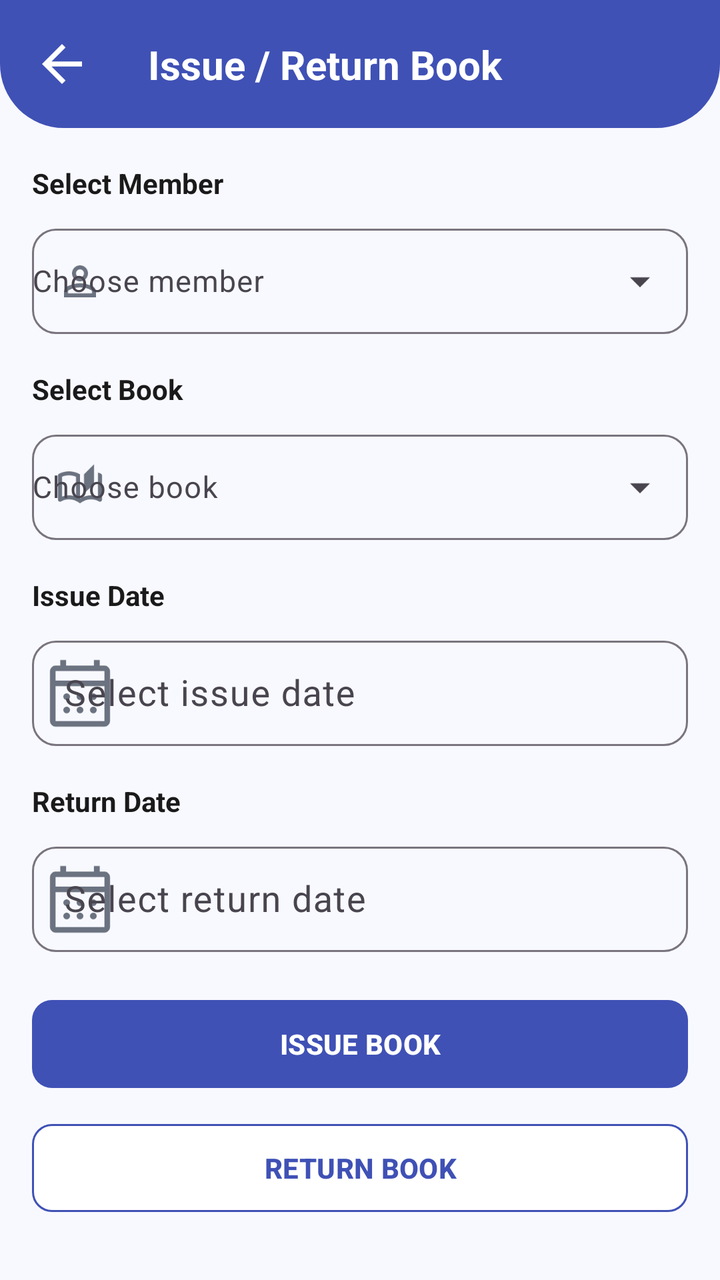
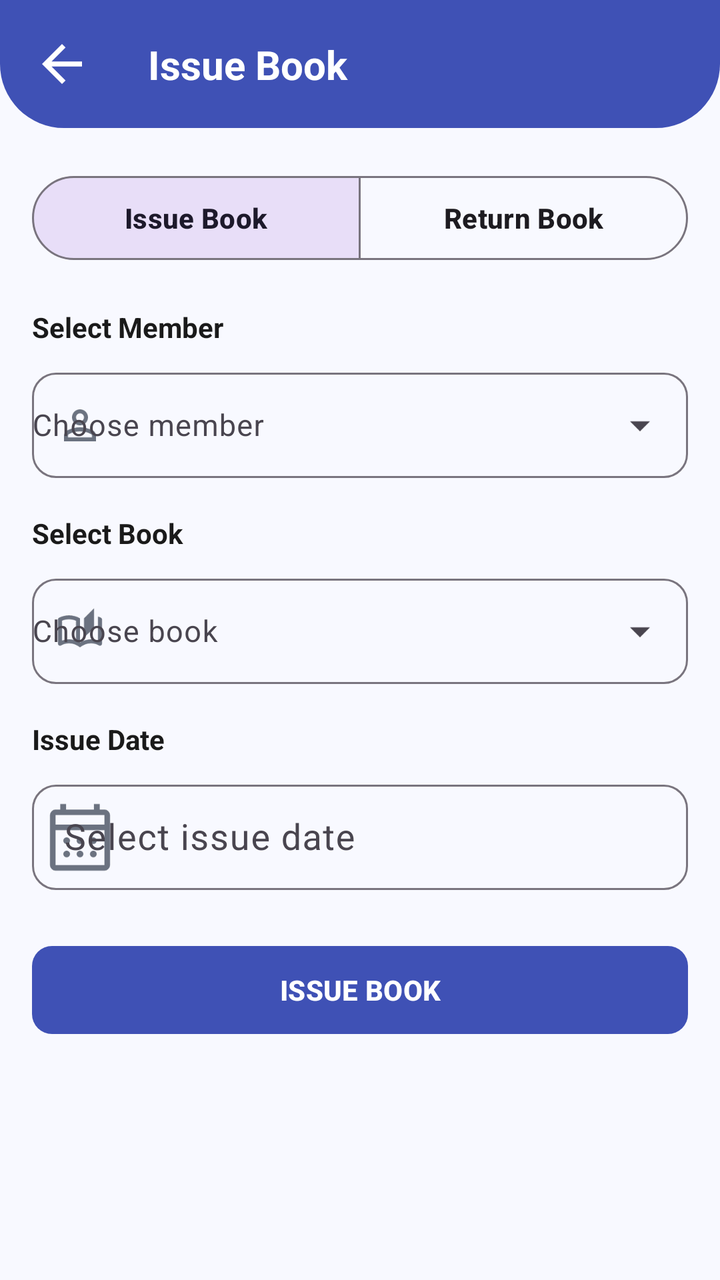

Before-and-after screenshots of an Android layout around one commit, followed by the original layout XML and the change that was made.
<!-- AndroidManifest.xml: application theme Theme.LibraryApp -->
<!-- res/layout/fragment_issue_return_book.xml -->
<?xml version="1.0" encoding="utf-8"?>
<androidx.core.widget.NestedScrollView xmlns:android="http://schemas.android.com/apk/res/android"
    xmlns:app="http://schemas.android.com/apk/res-auto"
    xmlns:tools="http://schemas.android.com/tools"
    android:layout_width="match_parent"
    android:layout_height="match_parent"
    android:background="@color/background"
    android:fillViewport="true"
    tools:context=".presentation.issuereturn.IssueReturnBookFragment">

    <androidx.constraintlayout.widget.ConstraintLayout
        android:layout_width="match_parent"
        android:layout_height="wrap_content"
        android:paddingBottom="24dp">

        

        <View
            android:id="@+id/topBarBackground"
            android:layout_width="0dp"
            android:layout_height="64dp"
            android:background="@drawable/bg_dashboard_header"
            app:layout_constraintEnd_toEndOf="parent"
            app:layout_constraintStart_toStartOf="parent"
            app:layout_constraintTop_toTopOf="parent" />

        <ImageView
            android:id="@+id/ivBack"
            android:layout_width="30dp"
            android:layout_height="30dp"
            android:layout_marginStart="16dp"
            android:contentDescription="Back"
            android:src="@drawable/iv_back"
            app:layout_constraintBottom_toBottomOf="@id/topBarBackground"
            app:layout_constraintStart_toStartOf="parent"
            app:layout_constraintTop_toTopOf="@id/topBarBackground"
            app:tint="@color/text_on_primary" />

        <TextView
            android:id="@+id/tvTitle"
            android:layout_width="0dp"
            android:layout_height="wrap_content"
            android:layout_marginStart="28dp"
            android:text="Issue / Return Book"
            android:textColor="@color/text_on_primary"
            android:textSize="20sp"
            android:textStyle="bold"
            app:layout_constraintBottom_toBottomOf="@id/ivBack"
            app:layout_constraintEnd_toEndOf="parent"
            app:layout_constraintStart_toEndOf="@id/ivBack"
            app:layout_constraintTop_toTopOf="@id/ivBack" />

        

        <TextView
            android:id="@+id/tvSelectMember"
            android:layout_width="0dp"
            android:layout_height="wrap_content"
            android:layout_marginStart="16dp"
            android:layout_marginTop="18dp"
            android:layout_marginEnd="16dp"
            android:text="Select Member"
            android:textColor="@color/text_primary"
            android:textSize="14sp"
            android:textStyle="bold"
            app:layout_constraintEnd_toEndOf="parent"
            app:layout_constraintStart_toStartOf="parent"
            app:layout_constraintTop_toBottomOf="@id/topBarBackground" />

        <com.google.android.material.textfield.TextInputLayout
            android:id="@+id/tilMember"
            style="@style/Widget.Material3.TextInputLayout.OutlinedBox.ExposedDropdownMenu"
            android:layout_width="0dp"
            android:layout_height="58dp"
            android:layout_marginStart="16dp"
            android:layout_marginTop="8dp"
            android:layout_marginEnd="16dp"
            android:hint="Choose member"
            app:boxCornerRadiusBottomEnd="12dp"
            app:boxCornerRadiusBottomStart="12dp"
            app:boxCornerRadiusTopEnd="12dp"
            app:boxCornerRadiusTopStart="12dp"
            app:layout_constraintEnd_toEndOf="parent"
            app:layout_constraintStart_toStartOf="parent"
            app:layout_constraintTop_toBottomOf="@id/tvSelectMember"
            app:startIconDrawable="@drawable/iv_member"
            app:startIconTint="@color/text_secondary">

            <com.google.android.material.textfield.MaterialAutoCompleteTextView
                android:id="@+id/actMember"
                android:layout_width="match_parent"
                android:layout_height="match_parent"
                android:inputType="none"
                android:paddingStart="0dp"
                android:textSize="15sp" />

        </com.google.android.material.textfield.TextInputLayout>


        

        <TextView
            android:id="@+id/tvSelectBook"
            android:layout_width="0dp"
            android:layout_height="wrap_content"
            android:layout_marginStart="16dp"
            android:layout_marginTop="18dp"
            android:layout_marginEnd="16dp"
            android:text="Select Book"
            android:textColor="@color/text_primary"
            android:textSize="14sp"
            android:textStyle="bold"
            app:layout_constraintEnd_toEndOf="parent"
            app:layout_constraintStart_toStartOf="parent"
            app:layout_constraintTop_toBottomOf="@id/tilMember" />

        <com.google.android.material.textfield.TextInputLayout
            android:id="@+id/tilBook"
            style="@style/Widget.Material3.TextInputLayout.OutlinedBox.ExposedDropdownMenu"
            android:layout_width="0dp"
            android:layout_height="58dp"
            android:layout_marginStart="16dp"
            android:layout_marginTop="8dp"
            android:layout_marginEnd="16dp"
            android:hint="Choose book"
            app:boxCornerRadiusBottomEnd="12dp"
            app:boxCornerRadiusBottomStart="12dp"
            app:boxCornerRadiusTopEnd="12dp"
            app:boxCornerRadiusTopStart="12dp"
            app:layout_constraintEnd_toEndOf="parent"
            app:layout_constraintStart_toStartOf="parent"
            app:layout_constraintTop_toBottomOf="@id/tvSelectBook"
            app:startIconDrawable="@drawable/ic_books_category"
            app:startIconTint="@color/text_secondary">

            <com.google.android.material.textfield.MaterialAutoCompleteTextView
                android:id="@+id/actBook"
                android:layout_width="match_parent"
                android:layout_height="match_parent"
                android:inputType="none"
                android:paddingStart="0dp"
                android:textSize="15sp" />

        </com.google.android.material.textfield.TextInputLayout>


        

        <TextView
            android:id="@+id/tvIssueDateLabel"
            android:layout_width="0dp"
            android:layout_height="wrap_content"
            android:layout_marginStart="16dp"
            android:layout_marginTop="18dp"
            android:layout_marginEnd="16dp"
            android:text="Issue Date"
            android:textColor="@color/text_primary"
            android:textSize="14sp"
            android:textStyle="bold"
            app:layout_constraintEnd_toEndOf="parent"
            app:layout_constraintStart_toStartOf="parent"
            app:layout_constraintTop_toBottomOf="@id/tilBook" />

        <com.google.android.material.textfield.TextInputLayout
            android:id="@+id/tilIssueDate"
            style="@style/Widget.Material3.TextInputLayout.OutlinedBox"
            android:layout_width="0dp"
            android:layout_height="58dp"
            android:layout_marginStart="16dp"
            android:layout_marginTop="8dp"
            android:layout_marginEnd="16dp"
            android:hint="Select issue date"
            app:boxCornerRadiusBottomEnd="12dp"
            app:boxCornerRadiusBottomStart="12dp"
            app:boxCornerRadiusTopEnd="12dp"
            app:boxCornerRadiusTopStart="12dp"
            app:endIconDrawable="@drawable/ic_down"
            app:endIconTint="@color/text_secondary"
            app:layout_constraintEnd_toEndOf="parent"
            app:layout_constraintStart_toStartOf="parent"
            app:layout_constraintTop_toBottomOf="@id/tvIssueDateLabel"
            app:startIconDrawable="@drawable/ic_calendar"
            app:startIconTint="@color/text_secondary">

            <com.google.android.material.textfield.TextInputEditText
                android:id="@+id/etIssueDate"
                android:layout_width="match_parent"
                android:layout_height="match_parent"
                android:clickable="true"
                android:focusable="false"
                android:inputType="none"
                android:textSize="18sp" />

        </com.google.android.material.textfield.TextInputLayout>


        

        <TextView
            android:id="@+id/tvReturnDateLabel"
            android:layout_width="0dp"
            android:layout_height="wrap_content"
            android:layout_marginStart="16dp"
            android:layout_marginTop="18dp"
            android:layout_marginEnd="16dp"
            android:text="Return Date"
            android:textColor="@color/text_primary"
            android:textSize="14sp"
            android:textStyle="bold"
            app:layout_constraintEnd_toEndOf="parent"
            app:layout_constraintStart_toStartOf="parent"
            app:layout_constraintTop_toBottomOf="@id/tilIssueDate" />

        <com.google.android.material.textfield.TextInputLayout
            android:id="@+id/tilReturnDate"
            style="@style/Widget.Material3.TextInputLayout.OutlinedBox"
            android:layout_width="0dp"
            android:layout_height="58dp"
            android:layout_marginStart="16dp"
            android:layout_marginTop="8dp"
            android:layout_marginEnd="16dp"
            android:hint="Select return date"
            app:boxCornerRadiusBottomEnd="12dp"
            app:boxCornerRadiusBottomStart="12dp"
            app:boxCornerRadiusTopEnd="12dp"
            app:boxCornerRadiusTopStart="12dp"
            app:endIconDrawable="@drawable/ic_down"
            app:endIconTint="@color/text_secondary"
            app:layout_constraintEnd_toEndOf="parent"
            app:layout_constraintStart_toStartOf="parent"
            app:layout_constraintTop_toBottomOf="@id/tvReturnDateLabel"
            app:startIconDrawable="@drawable/ic_calendar"
            app:startIconTint="@color/text_secondary">

            <com.google.android.material.textfield.TextInputEditText
                android:id="@+id/etReturnDate"
                android:layout_width="match_parent"
                android:layout_height="match_parent"
                android:clickable="true"
                android:focusable="false"
                android:inputType="none"
                android:textSize="18sp" />

        </com.google.android.material.textfield.TextInputLayout>


        

        <com.google.android.material.button.MaterialButton
            android:id="@+id/btnIssueBook"
            android:layout_width="0dp"
            android:layout_height="52dp"
            android:layout_marginStart="16dp"
            android:layout_marginTop="20dp"
            android:layout_marginEnd="16dp"
            android:text="ISSUE BOOK"
            android:textColor="@color/text_on_primary"
            android:textSize="14sp"
            android:textStyle="bold"
            app:backgroundTint="@color/primary"
            app:cornerRadius="10dp"
            app:layout_constraintEnd_toEndOf="parent"
            app:layout_constraintStart_toStartOf="parent"
            app:layout_constraintTop_toBottomOf="@id/tilReturnDate" />


        

        <com.google.android.material.button.MaterialButton
            android:id="@+id/btnReturnBook"
            android:layout_width="0dp"
            android:layout_height="52dp"
            android:layout_marginStart="16dp"
            android:layout_marginTop="10dp"
            android:layout_marginEnd="16dp"
            android:text="RETURN BOOK"
            android:textColor="@color/primary"
            android:textSize="14sp"
            android:textStyle="bold"
            app:backgroundTint="@color/surface"
            app:cornerRadius="10dp"
            app:layout_constraintEnd_toEndOf="parent"
            app:layout_constraintStart_toStartOf="parent"
            app:layout_constraintTop_toBottomOf="@id/btnIssueBook"
            app:strokeColor="@color/primary"
            app:strokeWidth="1dp" />

        <FrameLayout
            android:id="@+id/loadingOverlay"
            android:layout_width="match_parent"
            android:layout_height="match_parent"
            android:background="#80000000"
            android:clickable="true"
            android:elevation="20dp"
            android:focusable="true"
            android:visibility="gone">

            <LinearLayout
                android:layout_width="wrap_content"
                android:layout_height="wrap_content"
                android:layout_gravity="center"
                android:gravity="center"
                android:orientation="vertical">

                <ProgressBar
                    android:layout_width="60dp"
                    android:layout_height="60dp"
                    android:indeterminateTint="@color/white" />

                <TextView
                    android:layout_width="wrap_content"
                    android:layout_height="wrap_content"
                    android:layout_marginTop="10dp"
                    android:text="Adding Book...\nPlease Wait"
                    android:textAlignment="center"
                    android:textColor="@color/white"
                    android:textStyle="bold" />
            </LinearLayout>
        </FrameLayout>

    </androidx.constraintlayout.widget.ConstraintLayout>

</androidx.core.widget.NestedScrollView>
<!-- resources referenced by this layout -->
<resources>
  <color name="background">#F8F9FF</color>
  <color name="primary">#3F51B5</color>
  <color name="surface">#FFFFFF</color>
  <color name="text_on_primary">#FFFFFF</color>
  <color name="text_primary">#1A1A1A</color>
  <color name="text_secondary">#6B7280</color>
  <color name="white">#FFFFFFFF</color>
  <!-- drawable bg_dashboard_header (drawable) -->
  <?xml version="1.0" encoding="utf-8"?>
  <shape xmlns:android="http://schemas.android.com/apk/res/android"
      android:shape="rectangle">
  
      <solid android:color="@color/primary" />
  
      <corners
          android:bottomLeftRadius="32dp"
          android:bottomRightRadius="32dp" />
  
  </shape>
  <!-- drawable ic_books_category (drawable) -->
  <vector xmlns:android="http://schemas.android.com/apk/res/android"
      android:width="24dp"
      android:height="24dp"
      android:viewportWidth="960"
      android:viewportHeight="960">
    <path
        android:pathData="M480,800q-48,-38 -104,-59t-116,-21q-42,0 -82.5,11T100,762q-21,11 -40.5,-1T40,726v-482q0,-11 5.5,-21T62,208q46,-24 96,-36t102,-12q58,0 113.5,15T480,220v484q51,-32 107,-48t113,-16q36,0 70.5,6t69.5,18v-480q15,5 29.5,10.5T898,208q11,5 16.5,15t5.5,21v482q0,23 -19.5,35t-40.5,1q-37,-20 -77.5,-31T700,720q-60,0 -116,21t-104,59ZM560,600v-380l200,-200v400L560,600ZM400,665v-396q-33,-14 -68.5,-21.5T260,240q-37,0 -72,7t-68,21v397q35,-13 69.5,-19t70.5,-6q36,0 70.5,6t69.5,19ZM400,665v-396,396Z"
        android:fillColor="#1f1f1f"/>
  </vector>
  <!-- drawable ic_down (drawable) -->
  <vector xmlns:android="http://schemas.android.com/apk/res/android"
      android:width="40dp"
      android:height="40dp"
      android:viewportWidth="960"
      android:viewportHeight="960">
    <path
        android:pathData="M480,607 L240,367l46.67,-46.67 193.33,193 193.33,-193L720,367 480,607Z"
        android:fillColor="#1f1f1f"/>
  </vector>
  <!-- drawable iv_back (drawable) -->
  <vector xmlns:android="http://schemas.android.com/apk/res/android"
      android:width="24dp"
      android:height="24dp"
      android:viewportWidth="960"
      android:viewportHeight="960">
    <path
        android:pathData="m313,520 l224,224 -57,56 -320,-320 320,-320 57,56 -224,224h487v80L313,520Z"
        android:fillColor="#1f1f1f"/>
  </vector>
  <!-- drawable iv_member (drawable) -->
  <vector xmlns:android="http://schemas.android.com/apk/res/android"
      android:width="24dp"
      android:height="24dp"
      android:viewportWidth="960"
      android:viewportHeight="960">
    <path
        android:pathData="M367,433q-47,-47 -47,-113t47,-113q47,-47 113,-47t113,47q47,47 47,113t-47,113q-47,47 -113,47t-113,-47ZM160,800v-112q0,-34 17.5,-62.5T224,582q62,-31 126,-46.5T480,520q66,0 130,15.5T736,582q29,15 46.5,43.5T800,688v112L160,800ZM240,720h480v-32q0,-11 -5.5,-20T700,654q-54,-27 -109,-40.5T480,600q-56,0 -111,13.5T260,654q-9,5 -14.5,14t-5.5,20v32ZM536.5,376.5Q560,353 560,320t-23.5,-56.5Q513,240 480,240t-56.5,23.5Q400,287 400,320t23.5,56.5Q447,400 480,400t56.5,-23.5ZM480,320ZM480,720Z"
        android:fillColor="#1f1f1f"/>
  </vector>
  <style name="Theme.LibraryApp" parent="Base.Theme.LibraryApp" />
  <style name="Base.Theme.LibraryApp" parent="Theme.Material3.DayNight.NoActionBar">
  
          <item name="colorPrimary">@color/primary</item>
          <item name="android:colorBackground">@color/background</item>
          <item name="colorSurface">@color/surface</item>
  
          <item name="android:textColorPrimary">@color/text_primary</item>
          <item name="android:textColorSecondary">@color/text_secondary</item>
  
          <item name="android:navigationBarColor">@color/background</item>
          <item name="android:statusBarColor">@color/primary</item>
  
          <item name="android:windowLightStatusBar">false</item>
      </style>
  <!-- unchanged entries left out for length: 1 -->
</resources>

<!-- the commit's change to res/layout/fragment_issue_return_book.xml (unified diff, before → after) -->
@@ -13,8 +13,6 @@
         android:layout_height="wrap_content"
         android:paddingBottom="24dp">
 
-        
-
         <View
             android:id="@+id/topBarBackground"
             android:layout_width="0dp"
@@ -41,7 +39,7 @@
             android:layout_width="0dp"
             android:layout_height="wrap_content"
             android:layout_marginStart="28dp"
-            android:text="Issue / Return Book"
+            android:text="@string/issue_book"
             android:textColor="@color/text_on_primary"
             android:textSize="20sp"
             android:textStyle="bold"
@@ -50,14 +48,46 @@
             app:layout_constraintStart_toEndOf="@id/ivBack"
             app:layout_constraintTop_toTopOf="@id/ivBack" />
 
-        
+        <com.google.android.material.button.MaterialButtonToggleGroup
+            android:id="@+id/toggleAction"
+            android:layout_width="0dp"
+            android:layout_height="wrap_content"
+            android:layout_marginStart="16dp"
+            android:layout_marginTop="20dp"
+            android:layout_marginEnd="16dp"
+            app:checkedButton="@id/btnIssueMode"
+            app:selectionRequired="true"
+            app:singleSelection="true"
+            app:layout_constraintEnd_toEndOf="parent"
+            app:layout_constraintStart_toStartOf="parent"
+            app:layout_constraintTop_toBottomOf="@id/topBarBackground">
+
+            <com.google.android.material.button.MaterialButton
+                android:id="@+id/btnIssueMode"
+                style="@style/Widget.Material3.Button.OutlinedButton"
+                android:layout_width="0dp"
+                android:layout_height="50dp"
+                android:layout_weight="1"
+                android:text="Issue Book"
+                android:textStyle="bold" />
+
+            <com.google.android.material.button.MaterialButton
+                android:id="@+id/btnReturnMode"
+                style="@style/Widget.Material3.Button.OutlinedButton"
+                android:layout_width="0dp"
+                android:layout_height="50dp"
+                android:layout_weight="1"
+                android:text="Return Book"
+                android:textStyle="bold" />
+
+        </com.google.android.material.button.MaterialButtonToggleGroup>
 
         <TextView
             android:id="@+id/tvSelectMember"
             android:layout_width="0dp"
             android:layout_height="wrap_content"
             android:layout_marginStart="16dp"
-            android:layout_marginTop="18dp"
+            android:layout_marginTop="20dp"
             android:layout_marginEnd="16dp"
             android:text="Select Member"
             android:textColor="@color/text_primary"
@@ -65,7 +95,7 @@
             android:textStyle="bold"
             app:layout_constraintEnd_toEndOf="parent"
             app:layout_constraintStart_toStartOf="parent"
-            app:layout_constraintTop_toBottomOf="@id/topBarBackground" />
+            app:layout_constraintTop_toBottomOf="@id/toggleAction" />
 
         <com.google.android.material.textfield.TextInputLayout
             android:id="@+id/tilMember"
@@ -96,9 +126,6 @@
 
         </com.google.android.material.textfield.TextInputLayout>
 
-
-        
-
         <TextView
             android:id="@+id/tvSelectBook"
             android:layout_width="0dp"
@@ -142,9 +169,6 @@
                 android:textSize="15sp" />
 
         </com.google.android.material.textfield.TextInputLayout>
-
-
-        
 
         <TextView
             android:id="@+id/tvIssueDateLabel"
@@ -193,9 +217,6 @@
 
         </com.google.android.material.textfield.TextInputLayout>
 
-
-        
-
         <TextView
             android:id="@+id/tvReturnDateLabel"
             android:layout_width="0dp"
@@ -207,6 +228,7 @@
             android:textColor="@color/text_primary"
             android:textSize="14sp"
             android:textStyle="bold"
+            android:visibility="gone"
             app:layout_constraintEnd_toEndOf="parent"
             app:layout_constraintStart_toStartOf="parent"
             app:layout_constraintTop_toBottomOf="@id/tilIssueDate" />
@@ -220,6 +242,7 @@
             android:layout_marginTop="8dp"
             android:layout_marginEnd="16dp"
             android:hint="Select return date"
+            android:visibility="gone"
             app:boxCornerRadiusBottomEnd="12dp"
             app:boxCornerRadiusBottomStart="12dp"
             app:boxCornerRadiusTopEnd="12dp"
@@ -243,15 +266,12 @@
 
         </com.google.android.material.textfield.TextInputLayout>
 
-
-        
-
         <com.google.android.material.button.MaterialButton
-            android:id="@+id/btnIssueBook"
+            android:id="@+id/btnSubmit"
             android:layout_width="0dp"
             android:layout_height="52dp"
             android:layout_marginStart="16dp"
-            android:layout_marginTop="20dp"
+            android:layout_marginTop="24dp"
             android:layout_marginEnd="16dp"
             android:text="ISSUE BOOK"
             android:textColor="@color/text_on_primary"
@@ -262,28 +282,6 @@
             app:layout_constraintEnd_toEndOf="parent"
             app:layout_constraintStart_toStartOf="parent"
             app:layout_constraintTop_toBottomOf="@id/tilReturnDate" />
-
-
-        
-
-        <com.google.android.material.button.MaterialButton
-            android:id="@+id/btnReturnBook"
-            android:layout_width="0dp"
-            android:layout_height="52dp"
-            android:layout_marginStart="16dp"
-            android:layout_marginTop="10dp"
-            android:layout_marginEnd="16dp"
-            android:text="RETURN BOOK"
-            android:textColor="@color/primary"
-            android:textSize="14sp"
-            android:textStyle="bold"
-            app:backgroundTint="@color/surface"
-            app:cornerRadius="10dp"
-            app:layout_constraintEnd_toEndOf="parent"
-            app:layout_constraintStart_toStartOf="parent"
-            app:layout_constraintTop_toBottomOf="@id/btnIssueBook"
-            app:strokeColor="@color/primary"
-            app:strokeWidth="1dp" />
 
         <FrameLayout
             android:id="@+id/loadingOverlay"
@@ -308,14 +306,17 @@
                     android:indeterminateTint="@color/white" />
 
                 <TextView
+                    android:id="@+id/tvLoading"
                     android:layout_width="wrap_content"
                     android:layout_height="wrap_content"
                     android:layout_marginTop="10dp"
-                    android:text="Adding Book...\nPlease Wait"
+                    android:text="Processing...\nPlease Wait"
                     android:textAlignment="center"
                     android:textColor="@color/white"
                     android:textStyle="bold" />
+
             </LinearLayout>
+
         </FrameLayout>
 
     </androidx.constraintlayout.widget.ConstraintLayout>
<!-- resource entries referenced after the edit -->
@@ -59,6 +59,7 @@
         android:pathData="M367,433q-47,-47 -47,-113t47,-113q47,-47 113,-47t113,47q47,47 47,113t-47,113q-47,47 -113,47t-113,-47ZM160,800v-112q0,-34 17.5,-62.5T224,582q62,-31 126,-46.5T480,520q66,0 130,15.5T736,582q29,15 46.5,43.5T800,688v112L160,800ZM240,720h480v-32q0,-11 -5.5,-20T700,654q-54,-27 -109,-40.5T480,600q-56,0 -111,13.5T260,654q-9,5 -14.5,14t-5.5,20v32ZM536.5,376.5Q560,353 560,320t-23.5,-56.5Q513,240 480,240t-56.5,23.5Q400,287 400,320t23.5,56.5Q447,400 480,400t56.5,-23.5ZM480,320ZM480,720Z"
         android:fillColor="#1f1f1f"/>
   </vector>
+  <string name="issue_book">Issue Book</string>
   <style name="Theme.LibraryApp" parent="Base.Theme.LibraryApp" />
   <style name="Base.Theme.LibraryApp" parent="Theme.Material3.DayNight.NoActionBar">
   
